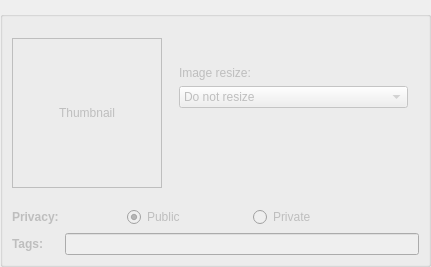
Above: imageinfowidget.ui from reveur12/imageshack-uploader before the change. Below: the same form after it.
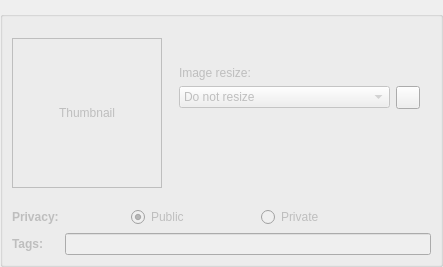
That is the form after the change. Custom widgets are drawn as their Qt base class.

Commit message: Button to resize all images

Diff of the .ui file:
```diff
--- a/imageinfowidget.ui
+++ b/imageinfowidget.ui
@@ -115,6 +115,8 @@
            </widget>
           </item>
           <item>
+           <layout class="QHBoxLayout" name="horizontalLayout_2">
+            <item>
            <widget class="QComboBox" name="resize">
             <property name="enabled">
              <bool>false</bool>
@@ -172,6 +174,15 @@
            </widget>
           </item>
           <item>
+             <widget class="QToolButton" name="resizeAll">
+              <property name="text">
+               <string/>
+              </property>
+             </widget>
+            </item>
+           </layout>
+          </item>
+          <item>
            <widget class="AdvancedCheckBox" name="removeSize" native="true">
             <property name="enabled">
              <bool>false</bool>
```
Left out of the diff: 25 changed lines with no effect on the pictures. Lines whose indentation alone changed are shown as unchanged. The commit also changes 5 other files.
